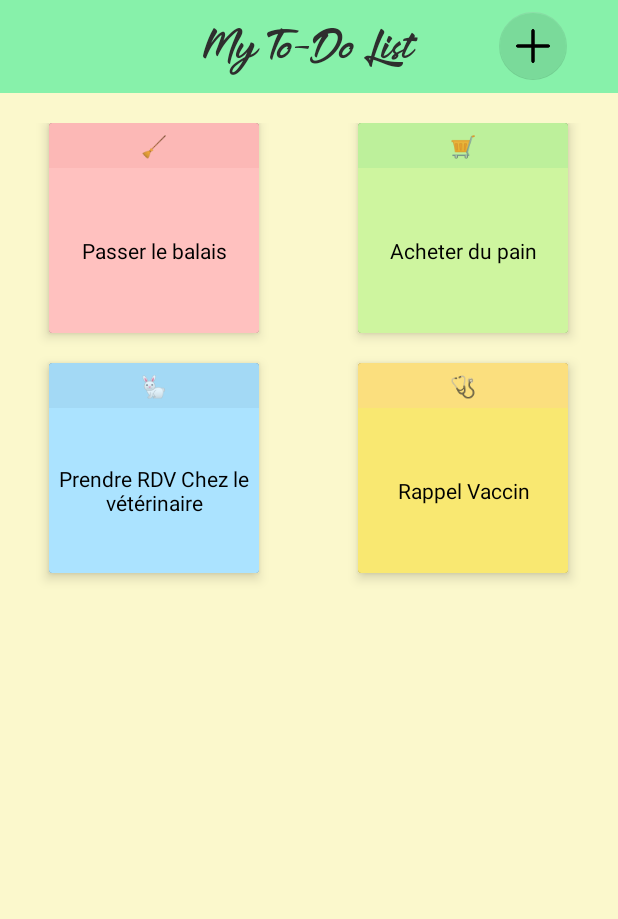
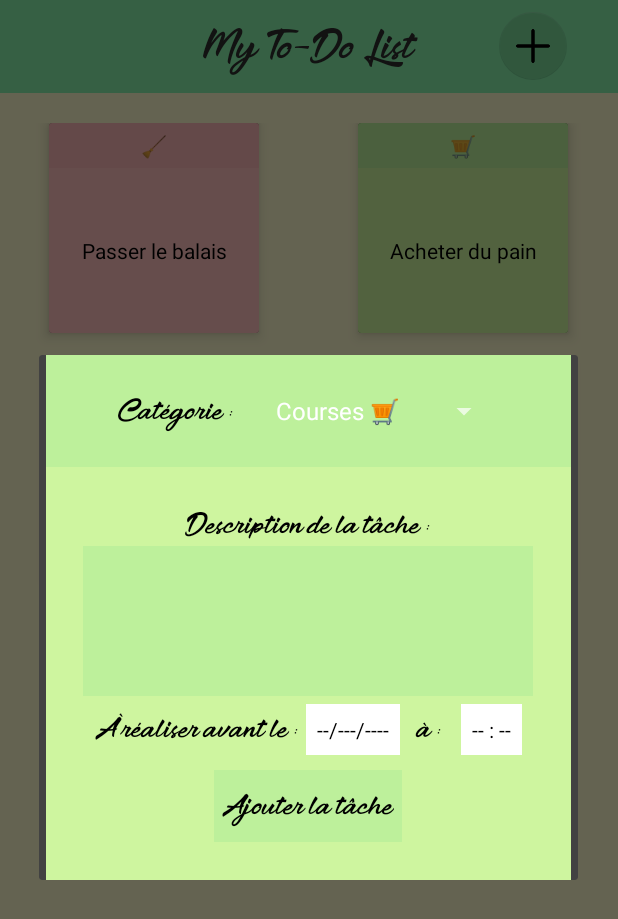
Before and after one commit to Scressenville/My-To-Do-List-Application, an Android app: the screen it shows after launch (MainActivity), after a tap on an icon or button, on a phone screen of 412 x 824 dp. Shown: the top 919 px of the screen. Run offline under Robolectric (Android 15) with nearby library versions, the phone set to English and light mode, and no system bars.

Commit message:
Changed DB typing for columns, task status typing, added task insertion functions.

```diff
--- a/app/src/main/java/r411/project/todolistapplication/MainActivity.kt
+++ b/app/src/main/java/r411/project/todolistapplication/MainActivity.kt
@@ -22,7 +22,8 @@ class MainActivity : AppCompatActivity() {
             //Method calls and updating task status here
             var adapter: MyGridAdapter = findViewById<GridView>(R.id.content).adapter as MyGridAdapter
             adapter.notifyDataSetChanged()
-            mainHandler.postDelayed(this, 20000)
+
+            mainHandler.postDelayed(this, 5000)
         }
     }
 
@@ -38,7 +39,7 @@ class MainActivity : AppCompatActivity() {
         mainHandler = Handler(Looper.getMainLooper())
     }
 
-    fun addTask(view: View){
+    fun showAddTaskDialog(view: View){
         val dialogBuilder = AlertDialog.Builder(this)
         val inflater = this.layoutInflater
         val dialogView = inflater.inflate(R.layout.add_dialog, null)
@@ -46,7 +47,8 @@ class MainActivity : AppCompatActivity() {
 
         val b = dialogBuilder.create()
 
-        val categories = arrayOf<String>("Ménage", "Courses", "Animaux")
+        val dbhandler: DatabaseHandler = DatabaseHandler(this)
+        val categories = dbhandler.selectAllCategories()
         val dropdown = dialogView.findViewById<Spinner>(R.id.dropdown)
 
         val ad = ArrayAdapter<Any?>(
@@ -56,6 +58,11 @@ class MainActivity : AppCompatActivity() {
         ad.setDropDownViewResource(android.R.layout.simple_spinner_dropdown_item)
 
         dropdown.adapter = ad
+
+        val btn = dialogView.findViewById<Button>(R.id.create_task_btn)
+        btn.setOnClickListener{
+            insertTask(dialogView, b)
+        }
 
         /*dialogView.findViewById<Button>(R.id.add_task_btn).setOnClickListener{
             Toast.makeText(applicationContext, "task added", Toast.LENGTH_LONG).show()
@@ -87,4 +94,25 @@ class MainActivity : AppCompatActivity() {
     fun openDatePicker(view: View) {
         println("coucou")
     }
+
+    fun insertTask(view: View, dialog: AlertDialog){
+        val category = view.findViewById<Spinner>(R.id.dropdown).selectedItemPosition + 1
+        val description = view.findViewById<EditText>(R.id.task_description_input).text.toString()
+        val deadline = null
+
+        val databaseHandler = DatabaseHandler(this)
+
+        if(description.trim()!=""){
+            val status = databaseHandler.addTask(category, description, deadline)
+            if(status > -1){
+                Toast.makeText(applicationContext,"Tâche ajoutée !",Toast.LENGTH_LONG).show()
+                val taskList: ArrayList<TaskModelClass> = databaseHandler.selectAllTasks()
+                val adapter = MyGridAdapter(this, taskList)
+                findViewById<GridView>(R.id.content).adapter = adapter
+                dialog.dismiss()
+            }
+        }else{
+            Toast.makeText(applicationContext,"La description de la tâche ne peut pas être vide.",Toast.LENGTH_LONG).show()
+        }
+    }
 }
--- a/app/src/main/java/r411/project/todolistapplication/adapter/MyGridAdapter.kt
+++ b/app/src/main/java/r411/project/todolistapplication/adapter/MyGridAdapter.kt
@@ -33,23 +33,23 @@ class MyGridAdapter(context: Context, taskArrayList: ArrayList<TaskModelClass>)
             val dateFormat = SimpleDateFormat("dd-MM-yyyy HH:mm")
             val minutesDifference = TimeUnit.MINUTES.convert((dateFormat.parse(task.taskDeadLine).time - Date().time), TimeUnit.MILLISECONDS)
 
-            if (minutesDifference < 0) {
+            if (task.taskStatus == -1) {
                 postItBanner.setBackgroundResource(R.color.red_post_it_dark)
                 postItContent.setBackgroundResource(R.color.red_post_it)
             }
 
-            if (minutesDifference >= 0) {
+            if (task.taskStatus == 0) {
                 postItBanner.setBackgroundResource(R.color.green_post_it_dark)
                 postItContent.setBackgroundResource(R.color.green_post_it)
             }
         }
 
-        if (task.taskDeadLine == null) {
+        if (task.taskDeadLine == null && task.taskStatus == 0) {
             postItBanner.setBackgroundResource(R.color.yellow_post_it_dark)
             postItContent.setBackgroundResource(R.color.yellow_post_it)
         }
 
-        if (task.taskStatus == "Terminee") {
+        if (task.taskStatus == 1) {
             postItBanner.setBackgroundResource(R.color.blue_post_it_dark)
             postItContent.setBackgroundResource(R.color.blue_post_it)
         }
--- a/app/src/main/java/r411/project/todolistapplication/classes/TaskModelClass.kt
+++ b/app/src/main/java/r411/project/todolistapplication/classes/TaskModelClass.kt
@@ -5,5 +5,5 @@ class TaskModelClass(
     val taskCategory: Int,
     val taskDescription: String,
     val taskDeadLine: String?,
-    val taskStatus: String
+    val taskStatus: Int
 )
--- a/app/src/main/java/r411/project/todolistapplication/handler/DatabaseHandler.kt
+++ b/app/src/main/java/r411/project/todolistapplication/handler/DatabaseHandler.kt
@@ -14,11 +14,12 @@ class DatabaseHandler(context: Context): SQLiteOpenHelper(context, DATABASE_NAME
         private val DATABASE_NAME = "TaskDataBase"
         private val TABLE_TASKS = "TaskTable"
         private val TABLE_CATEGORIES = "CategoryTable"
-        private val TASK_ID = "id"
+        private val TASK_ID = "task_id"
         private val TASK_CATEGORY = "category"
         private val TASK_DESCRIPTION = "description"
         private val TASK_DEADLINE = "deadline"
         private val TASK_STATUS = "status"
+        private val CATEGORY_ID = "category_id"
         private val CATEGORY_NAME = "name"
         private val CATEGORY_ICON_UNICODE = "icon"
     }
@@ -26,12 +27,13 @@ class DatabaseHandler(context: Context): SQLiteOpenHelper(context, DATABASE_NAME
     override fun onCreate(db: SQLiteDatabase?) {
         val CREATE_CATEGORY_TABLE = (
             "CREATE TABLE $TABLE_CATEGORIES (" +
-                "$CATEGORY_NAME TEXT PRIMARY KEY," +
-                "$CATEGORY_ICON_UNICODE INTEGER NOT NULL);"
+                "$CATEGORY_ID INTEGER PRIMARY KEY, " +
+                "$CATEGORY_NAME TEXT UNIQUE," +
+                "$CATEGORY_ICON_UNICODE INTEGER NOT NULL UNIQUE);"
         )
 
         val INSERT_CATEGORIES = (
-            "INSERT INTO $TABLE_CATEGORIES VALUES " +
+            "INSERT INTO $TABLE_CATEGORIES ($CATEGORY_NAME, $CATEGORY_ICON_UNICODE) VALUES " +
                 "('Courses', '0x1f6d2')," +
                 "('Menage', '0x1f9f9')," +
                 "('Travail', '0x270f')," +
@@ -46,19 +48,19 @@ class DatabaseHandler(context: Context): SQLiteOpenHelper(context, DATABASE_NAME
         val CREATE_TASK_TABLE = (
             "CREATE TABLE $TABLE_TASKS (" +
                 "$TASK_ID INTEGER PRIMARY KEY, " +
-                "$TASK_CATEGORY TEXT NOT NULL, " +
-                "$TASK_DESCRIPTION TEXT, " +
+                "$TASK_CATEGORY INTEGER NOT NULL, " +
+                "$TASK_DESCRIPTION TEXT NOT NULL, " +
                 "$TASK_DEADLINE TEXT, " +
-                "$TASK_STATUS TEXT NOT NULL, " +
-                "FOREIGN KEY ($TASK_CATEGORY) REFERENCES $TABLE_CATEGORIES ($CATEGORY_NAME));"
+                "$TASK_STATUS INTEGER NOT NULL, " +
+                "FOREIGN KEY ($TASK_CATEGORY) REFERENCES $TABLE_CATEGORIES ($CATEGORY_ID));"
             )
 
         val INSERT_TASKS = (
             "INSERT INTO $TABLE_TASKS ($TASK_CATEGORY, $TASK_DESCRIPTION, $TASK_DEADLINE, $TASK_STATUS) VALUES " +
-                "('Menage', 'Passer le balais', '11-03-2023 10:00', 'En retard')," +
-                "('Courses', 'Acheter du pain', '11-05-2023 10:00', 'A faire')," +
-                "('Animaux', 'Prendre RDV Chez le vétérinaire', '11-02-2023 10:00', 'Terminee'),"+
-                "('Medical', 'Rappel Vaccin', null, 'A faire');")
+                "(2, 'Passer le balais', '11-03-2023 10:00', -1)," +
+                "(1, 'Acheter du pain', '11-05-2023 10:00', 0)," +
+                "(8, 'Prendre RDV Chez le vétérinaire', '11-02-2023 10:00', 1)," +
+                "(6, 'Rappel Vaccin', null, 0);")
 
         db?.execSQL(CREATE_CATEGORY_TABLE)
         db?.execSQL(INSERT_CATEGORIES)
@@ -72,13 +74,13 @@ class DatabaseHandler(context: Context): SQLiteOpenHelper(context, DATABASE_NAME
         onCreate(db)
     }
 
-    fun addTask(task: TaskModelClass): Long{
+    fun addTask(taskCategory: Int, taskDescription: String, taskDeadline: String?): Long{
         val db = this.writableDatabase
         val contentValues = ContentValues()
-        contentValues.put(TASK_CATEGORY, task.taskCategory)
-        contentValues.put(TASK_DESCRIPTION, task.taskDescription)
-        contentValues.put(TASK_DEADLINE, task.taskDeadLine)
-        contentValues.put(TASK_STATUS, task.taskStatus)
+        contentValues.put(TASK_CATEGORY, taskCategory)
+        contentValues.put(TASK_DESCRIPTION, taskDescription)
+        contentValues.put(TASK_DEADLINE, taskDeadline)
+        contentValues.put(TASK_STATUS, 0)
 
         val success = db.insert(TABLE_TASKS, null, contentValues)
 
@@ -90,7 +92,7 @@ class DatabaseHandler(context: Context): SQLiteOpenHelper(context, DATABASE_NAME
     fun selectAllTasks():ArrayList<TaskModelClass>{
         val taskList:ArrayList<TaskModelClass> = ArrayList<TaskModelClass>()
         val selectQuery = "SELECT $TASK_ID, $CATEGORY_ICON_UNICODE, $TASK_DESCRIPTION, $TASK_DEADLINE, $TASK_STATUS " +
-                            "FROM $TABLE_TASKS T INNER JOIN $TABLE_CATEGORIES C ON T.$TASK_CATEGORY = C.$CATEGORY_NAME"
+                            "FROM $TABLE_TASKS T INNER JOIN $TABLE_CATEGORIES C ON T.$TASK_CATEGORY = C.$CATEGORY_ID ORDER BY $TASK_ID"
         val db = this.readableDatabase
         var cursor: Cursor? = null
         try {
@@ -104,18 +106,45 @@ class DatabaseHandler(context: Context): SQLiteOpenHelper(context, DATABASE_NAME
         var taskCategory: Int
         var taskDescription: String
         var taskDeadline: String?
-        var taskStatus: String
+        var taskStatus: Int
         if (cursor.moveToFirst()) {
             do {
                 taskId = cursor.getInt(cursor.getColumnIndex(TASK_ID))
                 taskCategory = cursor.getInt(cursor.getColumnIndex(CATEGORY_ICON_UNICODE))
                 taskDescription = cursor.getString(cursor.getColumnIndex(TASK_DESCRIPTION))
                 taskDeadline = cursor.getString(cursor.getColumnIndex(TASK_DEADLINE))
-                taskStatus = cursor.getString(cursor.getColumnIndex(TASK_STATUS))
+                taskStatus = cursor.getInt(cursor.getColumnIndex(TASK_STATUS))
                 val task = TaskModelClass(taskId, taskCategory, taskDescription, taskDeadline, taskStatus)
                 taskList.add(task)
             } while (cursor.moveToNext())
         }
         return taskList
     }
+
+    fun selectAllCategories():Array<String>{
+        val categoryList: ArrayList<String> = ArrayList<String>()
+        val selectQuery = "SELECT $CATEGORY_NAME, $CATEGORY_ICON_UNICODE FROM $TABLE_CATEGORIES ORDER BY $CATEGORY_ID"
+
+        val db = this.readableDatabase
+        var cursor: Cursor? = null
+        try {
+            cursor = db.rawQuery(selectQuery, null)
+        }
+        catch (e: SQLiteException) {
+            db.execSQL(selectQuery)
+            return arrayOf<String>()
+        }
+        var categoryName: String
+        var categoryUnicode: Int
+        if (cursor.moveToFirst()) {
+            do {
+                categoryName = cursor.getString(cursor.getColumnIndex(CATEGORY_NAME))
+                categoryUnicode = cursor.getInt(cursor.getColumnIndex(CATEGORY_ICON_UNICODE))
+                val category = categoryName + " " + String(Character.toChars(categoryUnicode))
+                categoryList.add(category)
+            } while (cursor.moveToNext())
+        }
+        val categoryArray: Array<String> = categoryList.toTypedArray()
+        return categoryArray
+    }
 }
```
